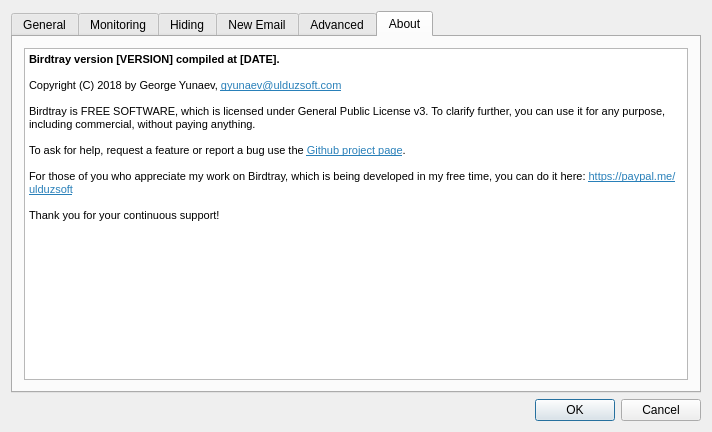
First picture: the form in src/dialogsettings.ui, repository gyunaev/birdtray, before the edit.
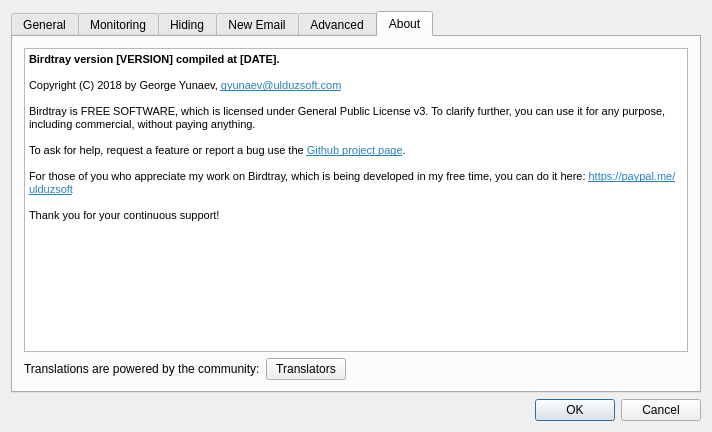
Second picture: the form after the edit. The open tabs and pages were chosen to show the change. Icons and pictures are not drawn. Custom widgets are drawn as their Qt base class.

Commit message: Add translators dialog

What changed in the file:
```diff
--- a/src/dialogsettings.ui
+++ b/src/dialogsettings.ui
@@ -953,6 +953,37 @@
          </property>
         </widget>
        </item>
+       <item>
+        <layout class="QHBoxLayout" name="horizontalLayout_14">
+         <item>
+          <widget class="QLabel" name="translationLabel">
+           <property name="text">
+            <string>Translations are powered by the community:</string>
+           </property>
+          </widget>
+         </item>
+         <item>
+          <widget class="QPushButton" name="translatorsButton">
+           <property name="text">
+            <string>Translators</string>
+           </property>
+          </widget>
+         </item>
+         <item>
+          <spacer name="horizontalSpacer_8">
+           <property name="orientation">
+            <enum>Qt::Horizontal</enum>
+           </property>
+           <property name="sizeHint" stdset="0">
+            <size>
+             <width>40</width>
+             <height>20</height>
+            </size>
+           </property>
+          </spacer>
+         </item>
+        </layout>
+       </item>
       </layout>
      </widget>
     </widget>
```
Left out of the diff: 2 changed lines with no effect on the pictures. The commit also changes 7 other files.
